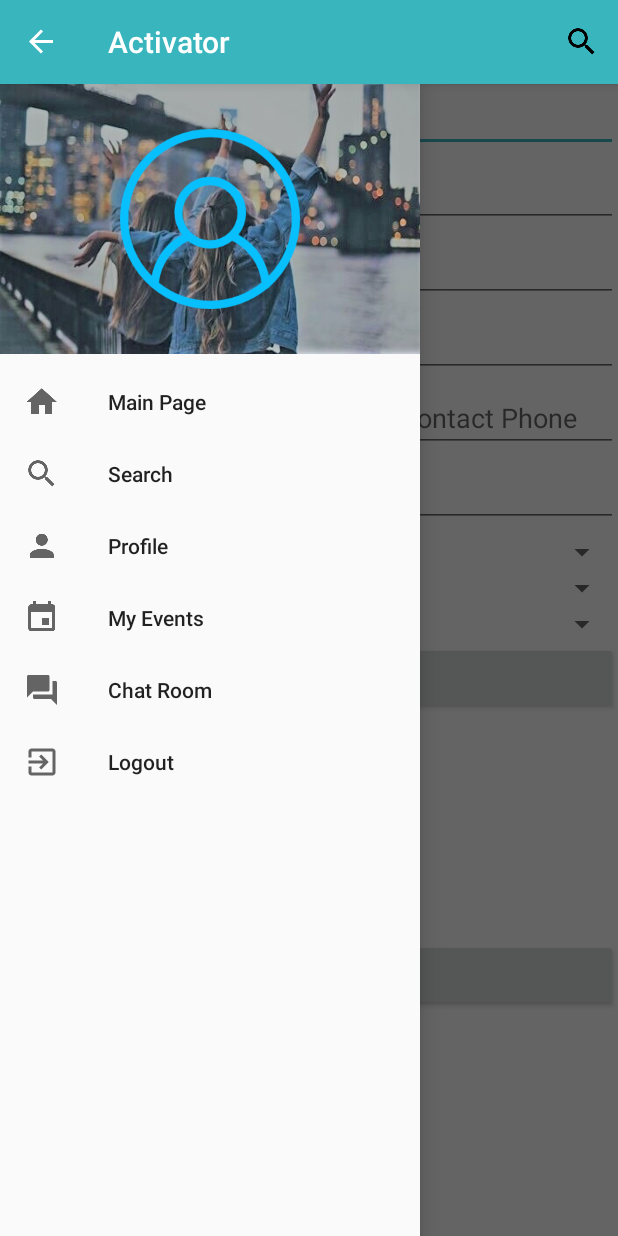
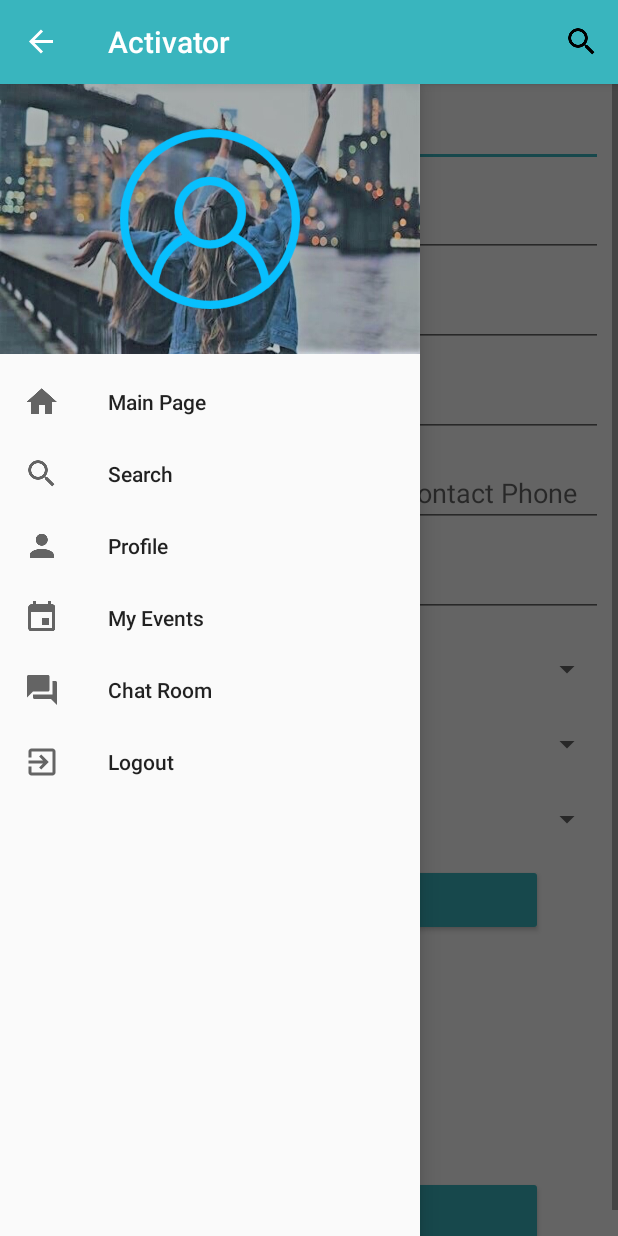
Before and after one commit to TerryIsAProgrammer/comp3330group6, an Android app: the CreateEventAsso screen opened directly, with no data from a screen before it, with the side drawer open, on a phone screen of 412 x 824 dp. Run offline under Robolectric (Android 15) with nearby library versions, the phone set to English and light mode, and no system bars; our stand-ins replace Firebase (no records; nobody signed in at launch, a user with empty details on screens opened directly).

Commit message:
change create event and search layout, auto close keyboard when menu is clicked

```diff
--- a/COMP3330mobileapp/app/src/main/AndroidManifest.xml
+++ b/COMP3330mobileapp/app/src/main/AndroidManifest.xml
@@ -32,7 +32,8 @@
         </activity>
 
         <activity android:name=".MainActivity"
-                  android:windowSoftInputMode="stateHidden">
+                  android:windowSoftInputMode="stateHidden"
+                android:theme="@style/AppTheme.NoActionBar">
             <intent-filter>
                 <action android:name="android.intent.action.MAIN"/>
 
--- a/COMP3330mobileapp/app/src/main/java/group6/comp3330mobileapp/BaseActivity.java
+++ b/COMP3330mobileapp/app/src/main/java/group6/comp3330mobileapp/BaseActivity.java
@@ -1,5 +1,6 @@
 package group6.comp3330mobileapp;
 
+import android.content.Context;
 import android.content.Intent;
 import android.support.design.widget.NavigationView;
 import android.support.v4.view.GravityCompat;
@@ -8,6 +9,7 @@ import android.support.v7.app.ActionBarDrawerToggle;
 import android.support.v7.app.AppCompatActivity;
 import android.view.Menu;
 import android.view.MenuItem;
+import android.view.inputmethod.InputMethodManager;
 
 /**
  * Created by Crystal on 17/11/2017.
@@ -32,6 +34,9 @@ public abstract class BaseActivity extends AppCompatActivity implements Navigati
 
         if (mToggle.onOptionsItemSelected(item))
         {
+            InputMethodManager inputManager = (InputMethodManager) getSystemService(Context.INPUT_METHOD_SERVICE);
+
+            inputManager.hideSoftInputFromWindow(getCurrentFocus().getWindowToken(), InputMethodManager.HIDE_NOT_ALWAYS);
             return true;
         }
 
--- a/COMP3330mobileapp/app/src/main/java/group6/comp3330mobileapp/CreateEventAsso.java
+++ b/COMP3330mobileapp/app/src/main/java/group6/comp3330mobileapp/CreateEventAsso.java
@@ -216,6 +216,8 @@ public class CreateEventAsso extends BaseActivity {
 
                 uploadImage();
 
+                finish();
+
             }
         });
 
@@ -394,6 +396,7 @@ public class CreateEventAsso extends BaseActivity {
         public String getType(){return type;}
         public String getEventID(){return eventID;}
         public int getView(){return view;}
+        public String getOrganiser(){return organiser;}
     }
 
 
--- a/COMP3330mobileapp/app/src/main/res/layout/activity_my_events.xml
+++ b/COMP3330mobileapp/app/src/main/res/layout/activity_my_events.xml
@@ -25,7 +25,8 @@
                 android:text="New Event"
                 android:layout_marginLeft="50dp"
                 android:layout_marginRight="50dp"
-                android:layout_marginTop="10dp"/>
+                android:layout_marginTop="10dp"
+                style="@style/Widget.AppCompat.Button.Colored"/>
 
             <LinearLayout
                 android:layout_width="match_parent"
--- a/COMP3330mobileapp/app/src/main/res/layout/chat_room.xml
+++ b/COMP3330mobileapp/app/src/main/res/layout/chat_room.xml
@@ -36,7 +36,8 @@
         android:maxLines="4"
         android:isScrollContainer="true"
         android:scrollbars="vertical"
-        android:focusable="true" />
+        android:focusable="true"
+        android:layout_margin="10dp"/>
 
     <android.support.design.widget.FloatingActionButton
         android:layout_width="wrap_content"
@@ -47,7 +48,8 @@
         app:backgroundTint="#0ABAB5"
         android:layout_alignParentBottom="true"
         android:layout_alignParentEnd="true"
-        app:fabSize="mini">
+        app:fabSize="mini"
+        android:layout_margin="10dp">
     </android.support.design.widget.FloatingActionButton>
 
     <ListView
--- a/COMP3330mobileapp/app/src/main/res/layout/create_event_asso.xml
+++ b/COMP3330mobileapp/app/src/main/res/layout/create_event_asso.xml
@@ -19,7 +19,10 @@
         <LinearLayout
             android:layout_width="match_parent"
             android:layout_height="match_parent"
-            android:orientation="horizontal">
+            android:orientation="horizontal"
+            android:layout_marginLeft="10dp"
+            android:layout_marginRight="10dp"
+            android:layout_marginTop="10dp">
 
             <ImageView
                 android:layout_width="50dp"
@@ -39,7 +42,10 @@
         <LinearLayout
             android:layout_width="match_parent"
             android:layout_height="match_parent"
-            android:orientation="horizontal">
+            android:orientation="horizontal"
+            android:layout_marginLeft="10dp"
+            android:layout_marginRight="10dp"
+            android:layout_marginTop="10dp">
 
             <ImageView
                 android:layout_width="50dp"
@@ -53,13 +59,19 @@
                 android:layout_weight="1"
                 android:ems="10"
                 android:hint="Set Date"
-                android:inputType="date" />
+
+                android:focusable="false"
+                android:clickable="true"
+                android:editable="false"/>
         </LinearLayout>
 
         <LinearLayout
             android:layout_width="match_parent"
             android:layout_height="match_parent"
-            android:orientation="horizontal">
+            android:orientation="horizontal"
+            android:layout_marginLeft="10dp"
+            android:layout_marginRight="10dp"
+            android:layout_marginTop="10dp">
 
             <ImageView
                 android:layout_width="50dp"
@@ -73,13 +85,19 @@
                 android:layout_weight="1"
                 android:ems="10"
                 android:hint="Set Time"
-                android:inputType="time" />
+
+                android:focusable="false"
+                android:clickable="true"
+                android:editable="false"/>
         </LinearLayout>
 
         <LinearLayout
             android:layout_width="match_parent"
             android:layout_height="match_parent"
-            android:orientation="horizontal">
+            android:orientation="horizontal"
+            android:layout_marginLeft="10dp"
+            android:layout_marginRight="10dp"
+            android:layout_marginTop="10dp">
 
             <ImageView
                 android:layout_width="50dp"
@@ -100,7 +118,10 @@
         <LinearLayout
             android:layout_width="match_parent"
             android:layout_height="match_parent"
-            android:orientation="horizontal">
+            android:orientation="horizontal"
+            android:layout_marginLeft="10dp"
+            android:layout_marginRight="10dp"
+            android:layout_marginTop="10dp">
 
             <ImageView
                 android:layout_width="50dp"
@@ -129,6 +150,9 @@
         <LinearLayout
             android:layout_width="match_parent"
             android:layout_height="match_parent"
+            android:layout_marginLeft="10dp"
+            android:layout_marginRight="10dp"
+            android:layout_marginTop="10dp"
             android:orientation="horizontal">
 
             <ImageView
@@ -149,25 +173,46 @@
         <Spinner
             android:id="@+id/spinnerDistrict"
             android:layout_width="match_parent"
-            android:layout_height="wrap_content"
-            android:layout_weight="1" />
+            android:layout_height="40dp"
+            android:layout_marginLeft="10dp"
+            android:layout_marginRight="10dp"
+            android:layout_marginTop="10dp"
+            android:layout_weight="1"
+            android:spinnerMode="dropdown"
+            android:textSize="20sp"/>
 
         <Spinner
             android:id="@+id/spinnerUni"
             android:layout_width="match_parent"
-            android:layout_height="wrap_content" />
+            android:layout_height="40dp"
+            android:layout_weight="1"
+            android:layout_marginLeft="10dp"
+            android:layout_marginRight="10dp"
+            android:layout_marginTop="10dp"
+            android:spinnerMode="dropdown"
+            android:textSize="20sp"/>
 
         <Spinner
             android:id="@+id/spinnerType"
             android:layout_width="match_parent"
-            android:layout_height="wrap_content" />
+            android:layout_height="40dp"
+            android:layout_weight="1"
+            android:layout_marginLeft="10dp"
+            android:layout_marginRight="10dp"
+            android:layout_marginTop="10dp"
+            android:spinnerMode="dropdown"
+            android:textSize="20sp"/>
 
         <Button
             android:id="@+id/choose"
             android:layout_width="match_parent"
             android:layout_height="wrap_content"
             android:layout_weight="1"
-            android:text="Choose Poster" />
+            android:text="Choose Poster"
+            android:layout_marginLeft="50dp"
+            android:layout_marginRight="50dp"
+            android:layout_marginTop="10dp"
+            style="@style/Widget.AppCompat.Button.Colored"/>
 
         <ImageView
             android:id="@+id/posterUpload"
@@ -179,7 +224,12 @@
             android:layout_width="match_parent"
             android:layout_height="wrap_content"
             android:layout_weight="1"
-            android:text="Submit" />
+            android:layout_marginLeft="50dp"
+            android:layout_marginRight="50dp"
+            android:layout_marginTop="10dp"
+            android:layout_marginBottom="10dp"
+            android:text="Submit!"
+            style="@style/Widget.AppCompat.Button.Colored"/>
 
 
     </LinearLayout>
```
Also changed, not shown: COMP3330mobileapp/app/src/main/res/layout/activity_search.xml (+10 -3 lines), COMP3330mobileapp/app/src/main/res/layout/main_page.xml (+5 -2 lines).
